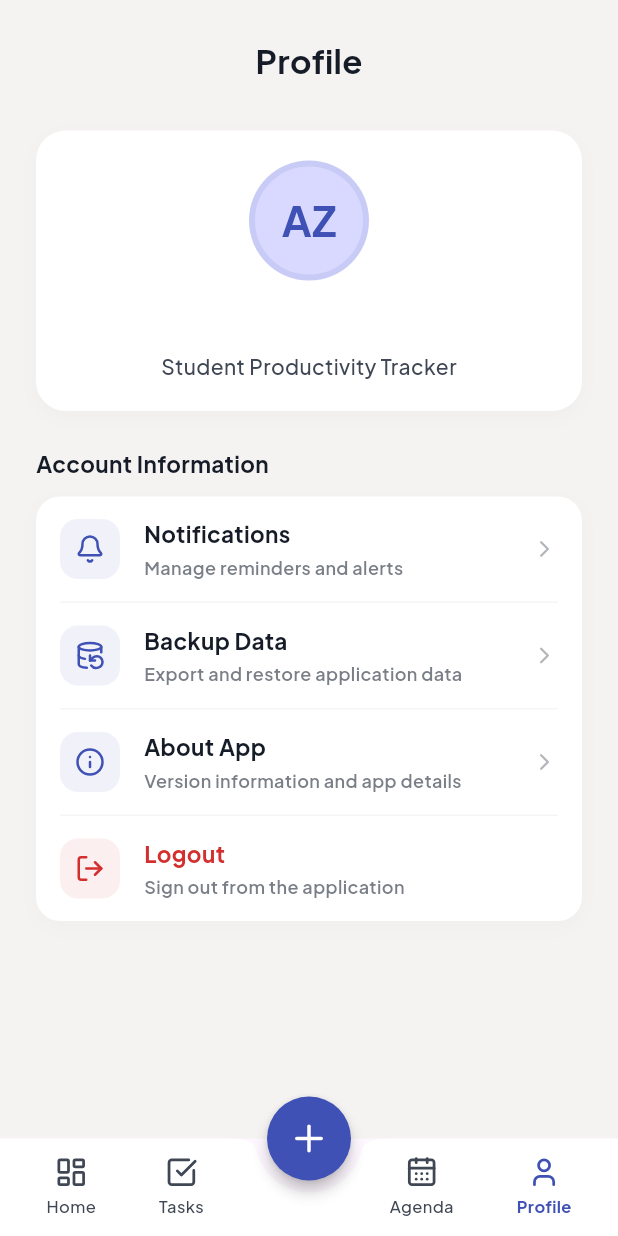
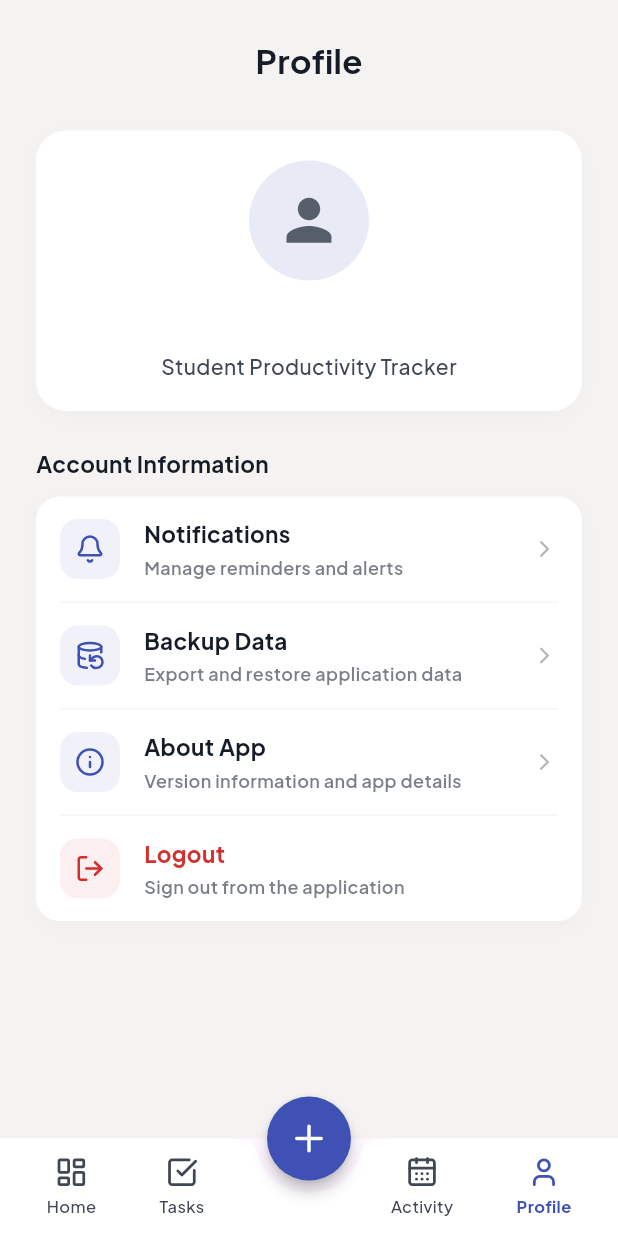
Before and after one commit to alzahraramadhani/task_tide, a Flutter app: the screen it shows after launch, item 4 of the bottom bar chosen, on a phone screen of 412 x 824 dp. Run offline on Flutter 3.47's test engine with Material 3 defaults, Android fonts, the phone set to English and light mode, and no system bars; our stand-ins replace google_fonts, lucide_icons, shared_preferences, sqflite; accounts and stored records are empty.

```diff
--- a/lib/presentation/activities/activities_screen.dart
+++ b/lib/presentation/activities/activities_screen.dart
@@ -55,7 +55,7 @@ class _ActivitiesScreenState extends State<ActivitiesScreen> {
                 child: Padding(
                   padding: const EdgeInsets.symmetric(vertical: 8.0),
                   child: Text(
-                    'Agenda',
+                    'Activity',
                     style: GoogleFonts.plusJakartaSans(
                       fontSize: 22,
                       fontWeight: FontWeight.bold,
@@ -87,7 +87,7 @@ class _ActivitiesScreenState extends State<ActivitiesScreen> {
                     fontWeight: FontWeight.w500,
                   ),
                   decoration: InputDecoration(
-                    hintText: 'Search agenda...',
+                    hintText: 'Search Activity...',
                     hintStyle: GoogleFonts.plusJakartaSans(
                       color: AppColors.textSecondary.withOpacity(0.5),
                       fontSize: 14,
@@ -171,7 +171,7 @@ class _ActivitiesScreenState extends State<ActivitiesScreen> {
                     if (filteredActivities.isEmpty) {
                       return Center(
                         child: Text(
-                          'No agenda found.',
+                          'No activity found.',
                           style: GoogleFonts.plusJakartaSans(
                             color: AppColors.textSecondary,
                             fontSize: 14,
--- a/lib/presentation/activities/form_activity_screen.dart
+++ b/lib/presentation/activities/form_activity_screen.dart
@@ -79,13 +79,13 @@ class _FormActivityScreenState extends State<FormActivityScreen> {
     if (_formKey.currentState!.validate()) {
       if (_selectedTypeId == null) {
         ScaffoldMessenger.of(context).showSnackBar(
-          const SnackBar(content: Text('Select an agenda type first!')),
+          const SnackBar(content: Text('Select an activity type first!')),
         );
         return;
       }
       if (_selectedDate == null) {
         ScaffoldMessenger.of(context).showSnackBar(
-          const SnackBar(content: Text('Set the agenda date!')),
+          const SnackBar(content: Text('Set the activity date!')),
         );
         return;
       }
@@ -103,7 +103,7 @@ class _FormActivityScreenState extends State<FormActivityScreen> {
 
       if (mounted) {
         ScaffoldMessenger.of(context).showSnackBar(
-          const SnackBar(content: Text('Agenda added successfully!')),
+          const SnackBar(content: Text('Activity added successfully!')),
         );
         Navigator.pop(context); // Kembali ke navigasi utama
       }
@@ -124,7 +124,7 @@ class _FormActivityScreenState extends State<FormActivityScreen> {
           onPressed: () => Navigator.pop(context),
         ),
         title: Text(
-          'New Agenda',
+          'New Activity',
           style: GoogleFonts.plusJakartaSans(
             color: AppColors.textDark,
             fontWeight: FontWeight.bold,
@@ -145,7 +145,7 @@ class _FormActivityScreenState extends State<FormActivityScreen> {
                 // INPUT NAMA AGENDA / KEGIATAN
                 // ==========================================
                 Text(
-                  'Name of Agenda / Activity',
+                  'Name of Activity',
                   style: GoogleFonts.plusJakartaSans(
                     fontWeight: FontWeight.bold,
                     color: AppColors.textDark,
@@ -161,7 +161,7 @@ class _FormActivityScreenState extends State<FormActivityScreen> {
                     fontWeight: FontWeight.w600,
                   ),
                   decoration: _buildInputDecoration('Example: UI/UX Workshop'),
-                  validator: (value) => (value == null || value.trim().isEmpty) ? 'Nama agenda tidak boleh kosong' : null,
+                  validator: (value) => (value == null || value.trim().isEmpty) ? 'Please enter a name for the activity' : null,
                 ),
                 const SizedBox(height: 10),
 
@@ -172,7 +172,7 @@ class _FormActivityScreenState extends State<FormActivityScreen> {
                   mainAxisAlignment: MainAxisAlignment.spaceBetween,
                   children: [
                     Text(
-                      'Agenda Type',
+                      'Activity Type',
                       style: GoogleFonts.plusJakartaSans(
                         fontWeight: FontWeight.bold,
                         color: AppColors.textDark,
@@ -214,7 +214,7 @@ class _FormActivityScreenState extends State<FormActivityScreen> {
                       _selectedTypeId = value;
                     });
                   },
-                  decoration: _buildInputDecoration('Select an agenda type...'),
+                  decoration: _buildInputDecoration('Select an activity type...'),
                 ),
                 const SizedBox(height: 20),
 
@@ -222,7 +222,7 @@ class _FormActivityScreenState extends State<FormActivityScreen> {
                 // SELEKTOR TANGGAL KEGIATAN
                 // ==========================================
                 Text(
-                  'Agenda Date',
+                  'Activity Date',
                   style: GoogleFonts.plusJakartaSans(
                     fontWeight: FontWeight.bold,
                     color: AppColors.textDark,
@@ -245,7 +245,7 @@ class _FormActivityScreenState extends State<FormActivityScreen> {
                       children: [
                         Text(
                           _selectedDate == null
-                              ? 'Select agenda date...'
+                              ? 'Select activity date...'
                               : DateFormat('EEEE, dd MMMM yyyy', 'id').format(_selectedDate!),
                           style: GoogleFonts.plusJakartaSans(
                             fontSize: 15,
@@ -299,7 +299,7 @@ class _FormActivityScreenState extends State<FormActivityScreen> {
                     elevation: 0,
                   ),
                   child: Text(
-                    'Save Agenda',
+                    'Save Activity',
                     style: GoogleFonts.plusJakartaSans(
                       fontSize: 16,
                       fontWeight: FontWeight.bold,
--- a/lib/presentation/main_navigation.dart
+++ b/lib/presentation/main_navigation.dart
@@ -192,7 +192,7 @@ class _MainNavigationState extends State<MainNavigation> {
                 _buildNavItem(0, LucideIcons.layoutDashboard, 'Home'),
                 _buildNavItem(1, LucideIcons.checkSquare, 'Tasks'),
                 const SizedBox(width: 40),
-                _buildNavItem(2, LucideIcons.calendarDays, 'Agenda'),
+                _buildNavItem(2, LucideIcons.calendarDays, 'Activity'),
                 _buildNavItem(3, LucideIcons.user, 'Profile'),
               ],
             ),
--- a/lib/presentation/profile/profile_screen.dart
+++ b/lib/presentation/profile/profile_screen.dart
@@ -54,28 +54,12 @@ class ProfileScreen extends StatelessWidget {
                   child: Column(
                     children: [
                       // Avatar Lingkaran dengan Inisial Nama
-                      Container(
-                        width: 80,
-                        height: 80,
-                        decoration: BoxDecoration(
-                          color: AppColors.progressBackground,
-                          shape: BoxShape.circle,
-                          border: Border.all(
-                            color: AppColors.primaryBlue.withOpacity(0.1),
-                            width: 4,
-                          ),
-                        ),
-                        child: Center(
-                          child: Text(
-                            'AZ',
-                            style: GoogleFonts.plusJakartaSans(
-                              fontSize: 28,
-                              fontWeight: FontWeight.bold,
-                              color: AppColors.primaryBlue,
-                            ),
-                          ),
-                        ),
+                      const CircleAvatar(
+                        radius: 40,
+                        backgroundColor: AppColors.iconBackground,
+                        child: Icon(Icons.person, color: Color.fromARGB(255, 87, 94, 107), size: 45),
                       ),
+
                       const SizedBox(height: 16),
 
                       // Nama Lengkap Pengguna
--- a/lib/presentation/tasks/tasks_screen.dart
+++ b/lib/presentation/tasks/tasks_screen.dart
@@ -62,7 +62,7 @@ class _TasksScreenState extends State<TasksScreen> {
           ),
           ElevatedButton(
             style: ElevatedButton.styleFrom(
-              backgroundColor: Colors.red.shade600,
+              backgroundColor:  Colors.red.shade400,
               shape: RoundedRectangleBorder(borderRadius: BorderRadius.circular(8)),
             ),
             onPressed: () async {
@@ -293,7 +293,7 @@ class _TasksScreenState extends State<TasksScreen> {
                                   ),
                                   ElevatedButton(
                                     style: ElevatedButton.styleFrom(
-                                      backgroundColor: Colors.red.shade600,
+                                      backgroundColor: Colors.red.shade400,
                                       shape: RoundedRectangleBorder(borderRadius: BorderRadius.circular(8)),
                                     ),
                                     onPressed: () => Navigator.pop(dialogContext, true),
@@ -315,7 +315,7 @@ class _TasksScreenState extends State<TasksScreen> {
                             margin: const EdgeInsets.only(bottom: 15), // Sejajar dengan margin bawah TaskItemCard
                             padding: const EdgeInsets.symmetric(horizontal: 24),
                             decoration: BoxDecoration(
-                              color: Colors.red.shade600,
+                              color: Colors.red.shade400,
                               borderRadius: BorderRadius.circular(16),
                             ),
                             alignment: Alignment.centerRight,
```
Also changed, not shown: lib/presentation/activities/widgets/activity_item_card.dart (+38 -1 lines), lib/presentation/dashboard/dashboard_screen.dart (+5 -4 lines).
